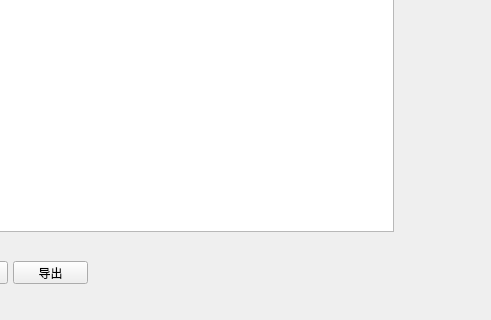
leeyoung7017/lishi, file motor_lishi_v3_1/dialog.ui: the form before one commit; both pictures show x 287 to 778 and y 179 to 499 of the 778 by 499 pixel window.
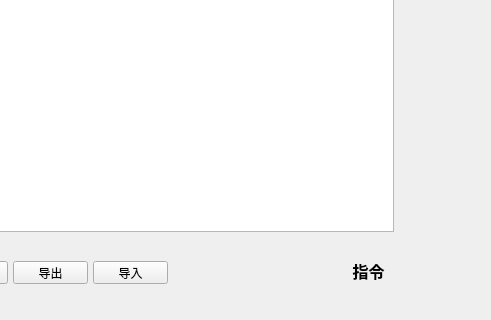
The form after the commit.

Commit message: 添加功能：实现根据表格中的坐标连续发送指令，控制电机运作

What changed in the file:
```diff
--- a/motor_lishi_v3_1/dialog.ui
+++ b/motor_lishi_v3_1/dialog.ui
@@ -75,6 +75,43 @@
     <string>导出</string>
    </property>
   </widget>
+  <widget class="QLabel" name="stateProtocol">
+   <property name="geometry">
+    <rect>
+     <x>600</x>
+     <y>440</y>
+     <width>111</width>
+     <height>20</height>
+    </rect>
+   </property>
+   <property name="font">
+    <font>
+     <family>楷体</family>
+     <pointsize>12</pointsize>
+     <weight>75</weight>
+     <bold>true</bold>
+    </font>
+   </property>
+   <property name="text">
+    <string>指令</string>
+   </property>
+   <property name="alignment">
+    <set>Qt::AlignCenter</set>
+   </property>
+  </widget>
+  <widget class="QPushButton" name="import_2">
+   <property name="geometry">
+    <rect>
+     <x>380</x>
+     <y>440</y>
+     <width>75</width>
+     <height>23</height>
+    </rect>
+   </property>
+   <property name="text">
+    <string>导入</string>
+   </property>
+  </widget>
  </widget>
  <resources/>
  <connections/>
```
The commit also changes 20 other files.
